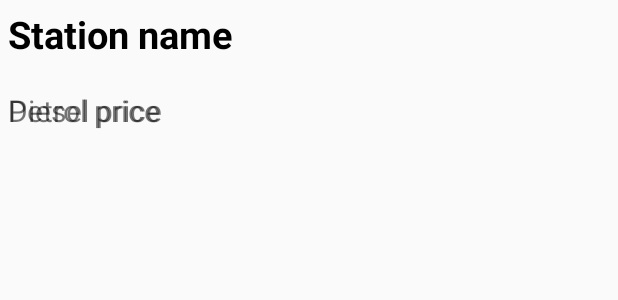
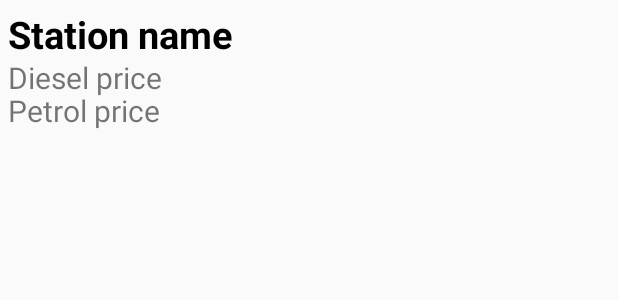
Before and after one commit to PetterHL/FuelService-Frontend, an Android app: the layout fuelstation_list_stations.xml on its own in the app's theme, with its tools: preview values and no code run, on a phone screen of 412 x 824 dp. Shown: the top 300 px of the screen. Run offline under Robolectric (Android 15) with nearby library versions, the phone set to English and light mode, and no system bars.

Commit message:
Diesel and petrol prices from server
using tostring in fuelstation

```diff
--- a/app/src/main/java/com/Fuel/fuelservice/FuelStationRecViewAdapter.java
+++ b/app/src/main/java/com/Fuel/fuelservice/FuelStationRecViewAdapter.java
@@ -45,8 +45,10 @@ public class FuelStationRecViewAdapter extends RecyclerView.Adapter<FuelStationR
     @Override
     public void onBindViewHolder(@NonNull ViewHolder holder, int position) {
         holder.StationTitle.setText(fuelStations.get(position).getName());
+        holder.PetrolPrice.setText(fuelStations.get(position).petrolToString());
+        holder.DieselPrice.setText(fuelStations.get(position).dieselToString());
+    }
 
-    }
 
     public void setFuelStations(ArrayList<FuelStations> fuelStations) {
         this.fuelStations = fuelStations;
--- a/app/src/main/java/com/Fuel/fuelservice/Objects/FuelStations.java
+++ b/app/src/main/java/com/Fuel/fuelservice/Objects/FuelStations.java
@@ -101,4 +101,10 @@ public class FuelStations {
                 ", petrol=" + petrol +
                 '}';
     }
+    public String petrolToString() {
+        return "Petrol = " + petrolPrice;
+    }
+    public String dieselToString() {
+        return "Diesel = " + dieselPrice;
+    }
 }
--- a/app/src/main/res/layout/fuelstation_list_stations.xml
+++ b/app/src/main/res/layout/fuelstation_list_stations.xml
@@ -15,8 +15,6 @@
         android:textStyle="bold"
         android:textColor="@android:color/black"
         android:layout_alignParentTop="true">
-
-
     </TextView>
 
     <TextView
@@ -27,13 +25,15 @@
         android:layout_marginTop="20dp"
         android:text="Petrol price"
         android:textSize="20sp"/>
+
     <TextView
         android:id="@+id/dieselPrice"
         android:layout_width="match_parent"
         android:layout_height="wrap_content"
         android:layout_below="@+id/headerText"
-        android:layout_marginTop="20dp"
+        android:layout_alignRight="@+id/petrolPrice"
+        android:layout_marginTop="-2dp"
         android:text="Diesel price"
-        android:textSize="20sp"/>
+        android:textSize="20sp" />
 
-    </RelativeLayout>
+</RelativeLayout>
```
